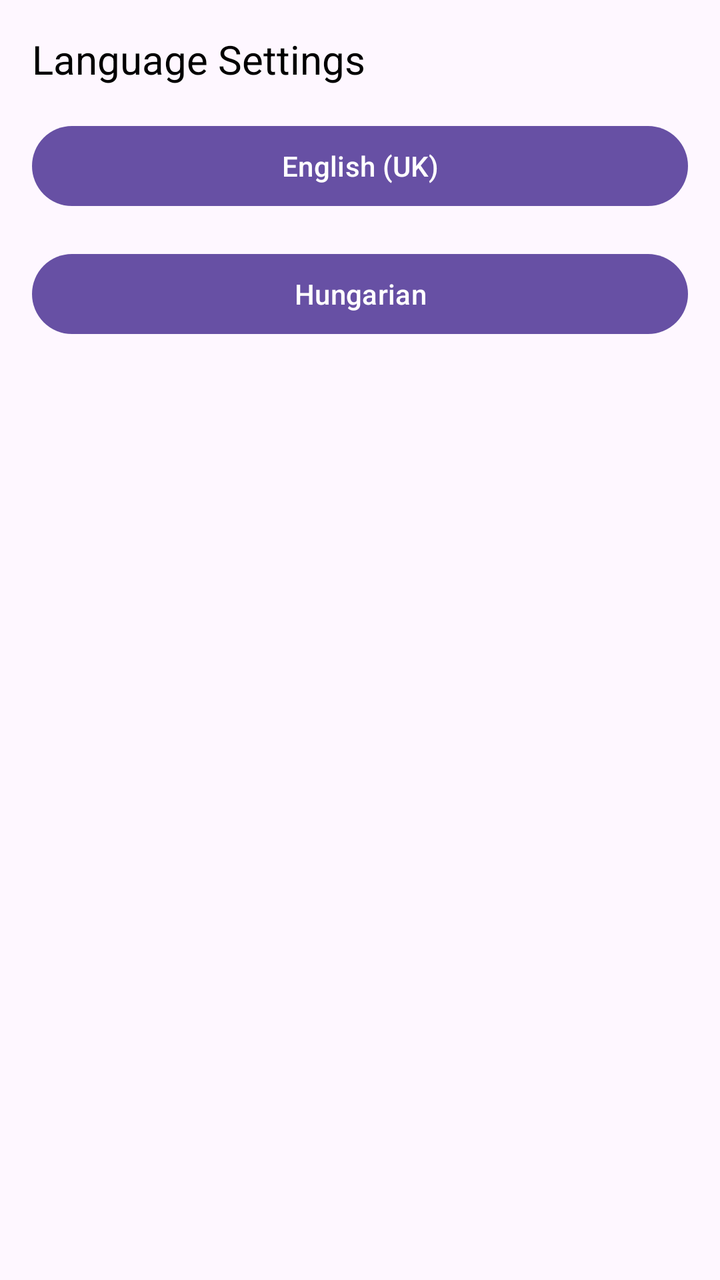
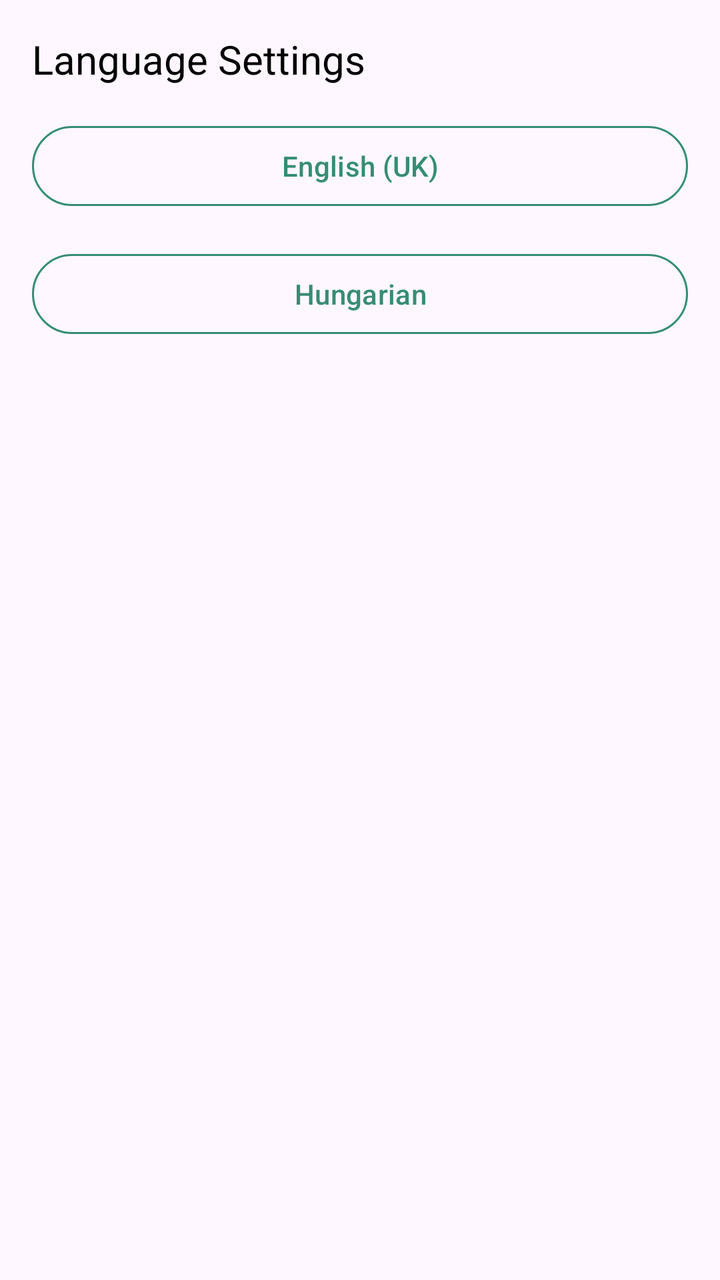

Compare the two renders of this Android layout. The source of the first and the diff that turns it into the second are given below.
<!-- AndroidManifest.xml: application theme Theme.OffTheBeatenPath -->
<!-- res/layout/fragment_language.xml -->
<LinearLayout xmlns:android="http://schemas.android.com/apk/res/android"
    xmlns:tools="http://schemas.android.com/tools"
    xmlns:app="http://schemas.android.com/apk/res-auto"
    android:layout_width="match_parent"
    android:layout_height="match_parent"
    android:orientation="vertical"
    android:padding="16dp"
    tools:context=".LanguageFragment">

    <com.google.android.material.textview.MaterialTextView
        android:layout_width="match_parent"
        android:layout_height="wrap_content"
        android:text="@string/language_settings"
        android:textSize="20sp"
        android:textColor="@android:color/black"
        app:lineHeight="28sp"/>

    <com.google.android.material.button.MaterialButton
        android:id="@+id/btn_english"
        android:layout_width="match_parent"
        android:layout_height="wrap_content"
        android:text="@string/english_uk"
        android:layout_marginTop="16dp"
        style="@style/Widget.Material3.Button"/>

    <com.google.android.material.button.MaterialButton
        android:id="@+id/btn_hungarian"
        android:layout_width="match_parent"
        android:layout_height="wrap_content"
        android:text="@string/hungarian"
        android:layout_marginTop="16dp"
        style="@style/Widget.Material3.Button"/>

</LinearLayout>
<!-- resources referenced by this layout -->
<resources>
  <string name="english_uk">English (UK)</string>
  <string name="hungarian">Hungarian</string>
  <string name="language_settings">Language Settings</string>
  <style name="Theme.OffTheBeatenPath" parent="Base.Theme.OffTheBeatenPath" />
  <style name="Base.Theme.OffTheBeatenPath" parent="Theme.Material3.DayNight.NoActionBar">
          
          
      </style>
</resources>

<!-- the commit's change to res/layout/fragment_language.xml (unified diff, before → after) -->
@@ -1,6 +1,6 @@
 <LinearLayout xmlns:android="http://schemas.android.com/apk/res/android"
+    xmlns:app="http://schemas.android.com/apk/res-auto"
     xmlns:tools="http://schemas.android.com/tools"
-    xmlns:app="http://schemas.android.com/apk/res-auto"
     android:layout_width="match_parent"
     android:layout_height="match_parent"
     android:orientation="vertical"
@@ -11,24 +11,30 @@
         android:layout_width="match_parent"
         android:layout_height="wrap_content"
         android:text="@string/language_settings"
+        android:textColor="@android:color/black"
         android:textSize="20sp"
-        android:textColor="@android:color/black"
-        app:lineHeight="28sp"/>
+        app:lineHeight="28sp" />
 
     <com.google.android.material.button.MaterialButton
         android:id="@+id/btn_english"
+        style="?attr/materialButtonOutlinedStyle"
         android:layout_width="match_parent"
         android:layout_height="wrap_content"
+        android:layout_marginTop="16dp"
         android:text="@string/english_uk"
-        android:layout_marginTop="16dp"
-        style="@style/Widget.Material3.Button"/>
+        app:strokeColor="@color/greenis"
+        android:textColor="@color/greenis"
+        />
 
     <com.google.android.material.button.MaterialButton
         android:id="@+id/btn_hungarian"
+        style="?attr/materialButtonOutlinedStyle"
         android:layout_width="match_parent"
         android:layout_height="wrap_content"
+        android:layout_marginTop="16dp"
         android:text="@string/hungarian"
-        android:layout_marginTop="16dp"
-        style="@style/Widget.Material3.Button"/>
+        app:strokeColor="@color/greenis"
+        android:textColor="@color/greenis" />
+
 
 </LinearLayout>
<!-- resource entries referenced after the edit -->
@@ -1,5 +1,6 @@
 <!-- resources referenced by this layout -->
 <resources>
+  <color name="greenis">#358D74</color>
   <string name="english_uk">English (UK)</string>
   <string name="hungarian">Hungarian</string>
   <string name="language_settings">Language Settings</string>
